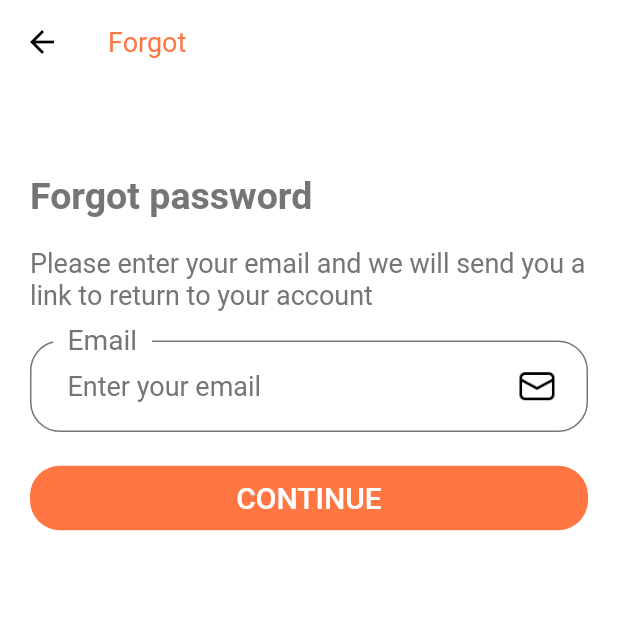
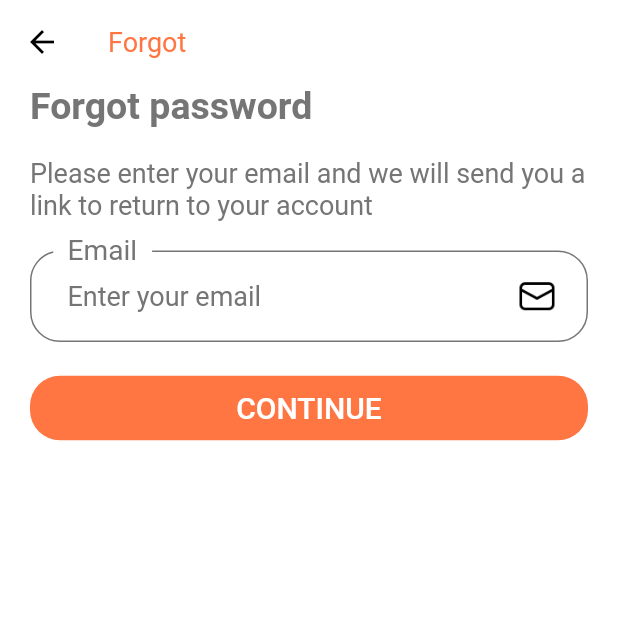
Before and after one commit to PhamChiNang151020/E-Commerce-App-Flutter-UI, a Flutter app: the ForgotPasswordScreen screen opened by its route, on a phone screen of 412 x 824 dp, the top half of it. Run offline on Flutter 3.47's test engine with Material 2 defaults, Android fonts, the phone set to English and light mode, and no system bars; missing offline and left inert: flutter_launcher_icons; Roboto replaces fonts that are missing (Kanit).

Commit message:
update ForgotScreen

```diff
--- a/ecommerce_app/lib/screen/auth/forgot/components/BodyForgot.dart
+++ b/ecommerce_app/lib/screen/auth/forgot/components/BodyForgot.dart
@@ -21,9 +21,6 @@ class _BodyForgotPasswordState extends State<BodyForgotPassword> {
           child: Column(
             crossAxisAlignment: CrossAxisAlignment.start,
             children: [
-              SizedBox(
-                height: 60,
-              ),
               Padding(
                 padding: const EdgeInsets.only(bottom: 20),
                 child: Text(
```
